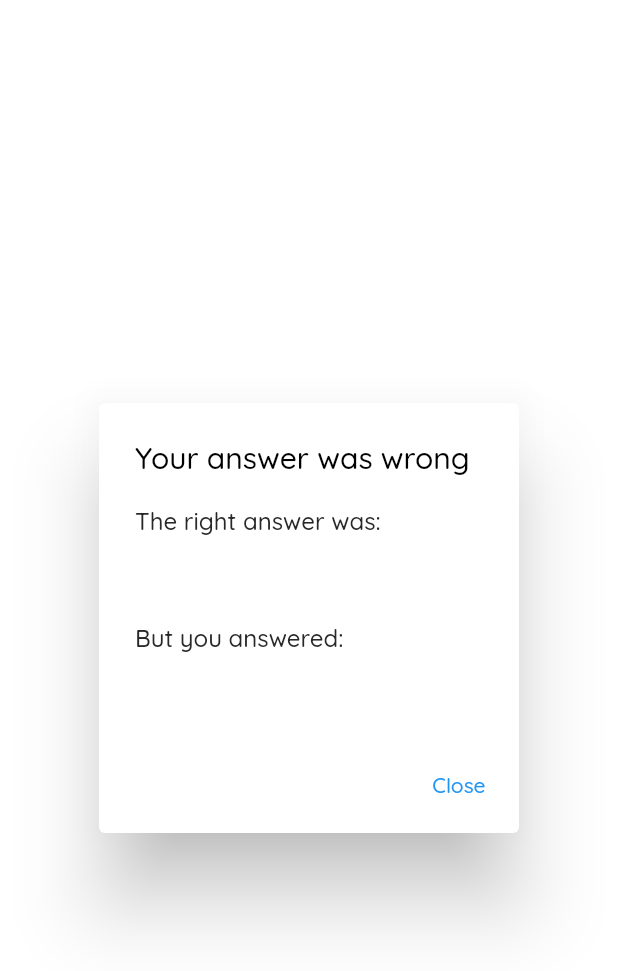
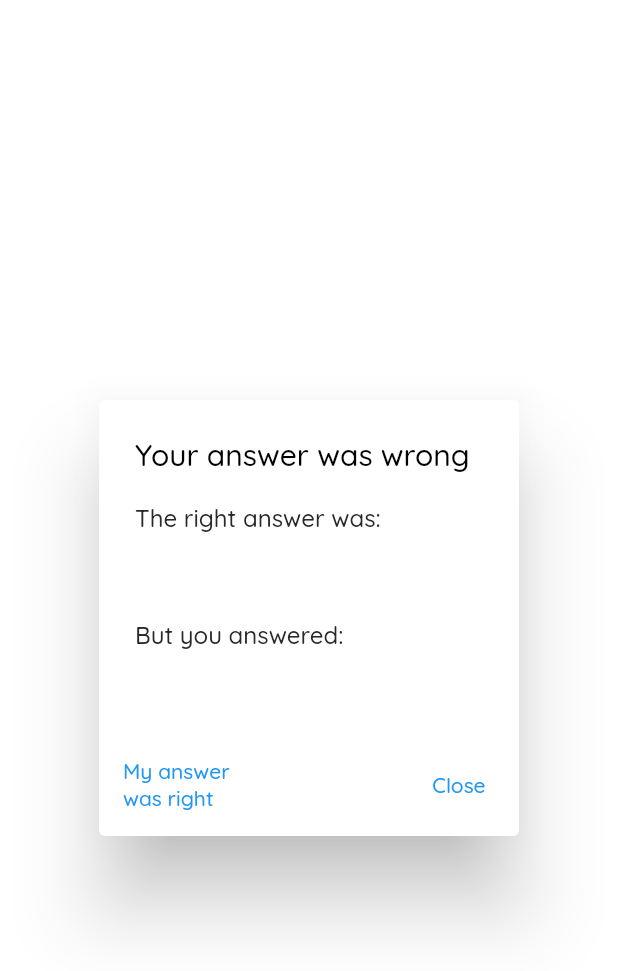
Before and after one commit to Freequiz/App, a Flutter app: the Correction widget shown alone on an empty page, opened directly with empty values, on a phone screen of 412 x 824 dp. Shown: the top 971 px of the screen. Run offline on Flutter 3.47's test engine with Material 2 defaults, Android fonts, the phone set to English and light mode, and no system bars; our stand-ins replace connectivity_plus, flutter_spinkit, share_plus, shared_preferences; accounts and stored records are empty.

Commit message:
Alpha 1.3.4 Save Filter Override wrong answer

```diff
--- a/languages/english.json
+++ b/languages/english.json
@@ -71,5 +71,6 @@
     "Language": "Language",
     "Amount of questions": "Amount of questions",
     "Any": "Any",
-    "Choose the desired languages": "Choose the desired languages"
+    "Choose the desired languages": "Choose the desired languages",
+    "My answer was right": "My answer\nwas right"
 }
--- a/languages/french.json
+++ b/languages/french.json
@@ -72,5 +72,6 @@
     "Language": "Langue",
     "Amount of questions": "Nombre de questions",
     "Any": "Tous",
-    "Choose the desired languages": "Choisissez les langues souhaitées"
+    "Choose the desired languages": "Choisissez les langues souhaitées",
+    "My answer was right": "Ma réponse\nétait juste"
 }
--- a/languages/german.json
+++ b/languages/german.json
@@ -71,5 +71,6 @@
     "Language": "Sprache",
     "Amount of questions": "Anzahl Fragen",
     "Any": "Alle",
-    "Choose the desired languages": "Wählen Sie die gewünschten Sprachen"
+    "Choose the desired languages": "Wählen Sie die gewünschten Sprachen",
+    "My answer was right": "Meine Antwort\nwar richtig"
 }
--- a/lib/_home/home_page/home_page.dart
+++ b/lib/_home/home_page/home_page.dart
@@ -91,7 +91,7 @@ class _HomePageState extends State<HomePage> {
                           width: width / 1.25,
                           child: Image.asset(
                             "images/icon_transparent.png",
-                            color: opacityColor.withOpacity(0.3),
+                            color: opacityColor.withOpacity(0.4),
                             colorBlendMode: BlendMode.modulate,
                           ),
                         ),
--- a/lib/_home/home_page/search_page/search_page.dart
+++ b/lib/_home/home_page/search_page/search_page.dart
@@ -63,7 +63,7 @@ class _SearchPageState extends State<SearchPage> {
                 ),
                 GestureDetector(
                   onTap: () {
-                    onTap("Language");
+                    onTap();
                   },
                   child: SearchFilter(
                     color: color5,
@@ -168,8 +168,7 @@ class _SearchPageState extends State<SearchPage> {
     return '$trimmedSearchTerm...';
   }
 
-  onTap(String filter) {
-    if (filter == "Language") {
+  onTap() {
     showDialog(
       context: context,
       builder: (BuildContext context) => LanguageSelector(
@@ -178,4 +177,3 @@ class _SearchPageState extends State<SearchPage> {
     );
   }
 }
-}
--- a/lib/_home/subviews/correction.dart
+++ b/lib/_home/subviews/correction.dart
@@ -13,7 +13,10 @@ class Correction extends StatelessWidget {
     final brightness = MediaQuery.of(context).platformBrightness;
     bool darkMode = brightness == Brightness.dark;
     return AlertDialog(
-      title: Text(language["Your answer was wrong"], style: TextStyle(color: darkMode ? Colors.white : Colors.black),),
+      title: Text(
+        language["Your answer was wrong"],
+        style: TextStyle(color: darkMode ? Colors.white : Colors.black),
+      ),
       content: Column(
         mainAxisSize: MainAxisSize.min,
         crossAxisAlignment: CrossAxisAlignment.start,
@@ -31,12 +34,25 @@ class Correction extends StatelessWidget {
           ),
         ],
       ),
-      actions: <Widget>[
-        TextButton(
-          onPressed: () {
-            Navigator.of(context).pop();
-          },
-          child: Text(language["Close"]),
+      actions: [
+        Row(
+        mainAxisAlignment: MainAxisAlignment.spaceBetween,
+          children: [
+            TextButton(
+              onPressed: () {
+                Navigator.of(context).pop(true);
+              },
+              child: Text(
+                language["My answer was right"],
+              ),
+            ),
+            TextButton(
+              onPressed: () {
+                Navigator.of(context).pop(false);
+              },
+              child: Text(language["Close"]),
+            ),
+          ],
         ),
       ],
     );
```
Also changed, not shown: lib/_home/home_page/quiz_tile.dart (+9 -3 lines), lib/_home/home_page/search_page/language_selector.dart (+31 -6 lines), lib/_home/learning/writing/writing.dart (+14 -9 lines). Lines whose indentation alone changed are shown as unchanged.
